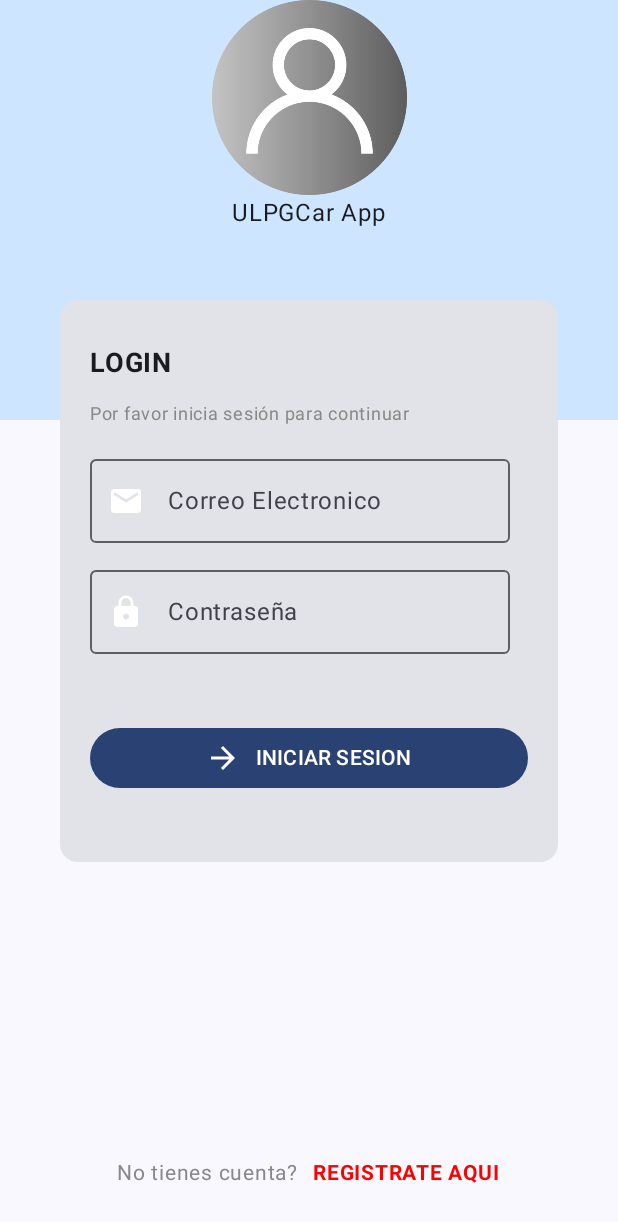
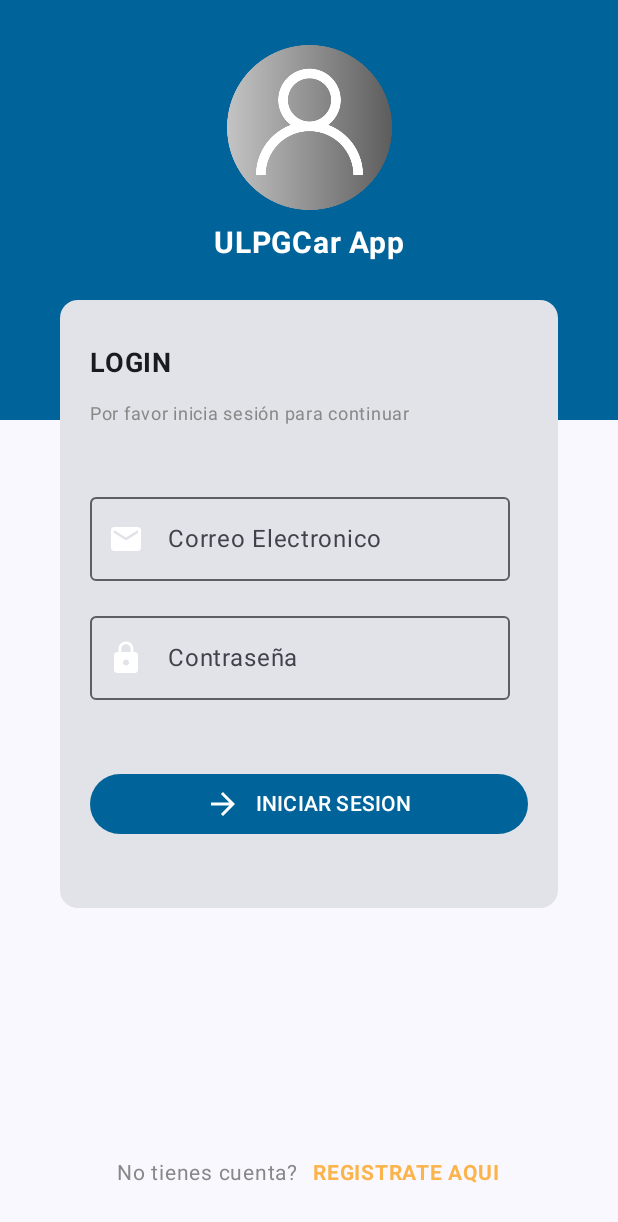
Before and after one commit to Saulo022/ULPGCarApp, an Android app built with Jetpack Compose: the screen it shows after launch (MainActivity), on a phone screen of 412 x 824 dp. Shown: the top 1222 px of the screen. Run offline under Robolectric (Android 15) with nearby library versions, the phone set to English and light mode, and no system bars.

Commit message:
Mejorando el diseño de la pantalla Login, utilizando componentes reutilizables

```diff
--- /dev/null
+++ b/app/src/main/java/com/saulo/ulpgcarapp/components/DefaultButton.kt
@@ -0,0 +1,43 @@
+package com.saulo.ulpgcarapp.components
+
+import androidx.compose.foundation.layout.Spacer
+import androidx.compose.foundation.layout.fillMaxWidth
+import androidx.compose.foundation.layout.padding
+import androidx.compose.foundation.layout.width
+import androidx.compose.material.icons.Icons
+import androidx.compose.material.icons.filled.ArrowForward
+import androidx.compose.material3.Button
+import androidx.compose.material3.ButtonDefaults
+import androidx.compose.material3.Icon
+import androidx.compose.material3.Text
+import androidx.compose.runtime.Composable
+import androidx.compose.ui.Modifier
+import androidx.compose.ui.graphics.Color
+import androidx.compose.ui.graphics.vector.ImageVector
+import androidx.compose.ui.unit.dp
+import com.saulo.ulpgcarapp.ui.theme.Blue400
+
+
+
+@Composable
+fun DefaultButton(
+    text: String,
+    onClick: () -> Unit,
+    color: Color = Blue400,
+    icon: ImageVector = Icons.Default.ArrowForward,
+    mainColor: Color = Color.White
+) {
+
+    Button(
+        modifier = Modifier
+            .fillMaxWidth()
+            .padding(vertical = 45.dp),
+        onClick = { onClick() },
+        colors = ButtonDefaults.buttonColors(containerColor = color)
+    ) {
+        Icon(imageVector = icon, contentDescription = "", tint = mainColor)
+        Spacer(modifier = Modifier.width(10.dp))
+        Text(text = text, color = mainColor)
+    }
+
+}
--- /dev/null
+++ b/app/src/main/java/com/saulo/ulpgcarapp/components/DefaultTextField.kt
@@ -0,0 +1,42 @@
+package com.saulo.ulpgcarapp.components
+
+import androidx.compose.foundation.text.KeyboardOptions
+import androidx.compose.material3.Icon
+import androidx.compose.material3.OutlinedTextField
+import androidx.compose.material3.Text
+import androidx.compose.runtime.Composable
+import androidx.compose.ui.Modifier
+import androidx.compose.ui.graphics.Color
+import androidx.compose.ui.graphics.vector.ImageVector
+import androidx.compose.ui.text.input.KeyboardType
+import androidx.compose.ui.text.input.PasswordVisualTransformation
+import androidx.compose.ui.text.input.VisualTransformation
+
+@Composable
+fun DefaultTextField(
+    modifier: Modifier,
+    value: String,
+    onValueChange: (value: String) -> Unit,
+    label: String,
+    icon: ImageVector,
+    keyboardType: KeyboardType = KeyboardType.Text,
+    hideText: Boolean = false
+) {
+
+    OutlinedTextField(
+        modifier = modifier,
+        value = value,
+        onValueChange = { onValueChange(it) },
+        keyboardOptions = KeyboardOptions(keyboardType = keyboardType),
+        label = { Text(text = label) },
+        leadingIcon = {
+            Icon(
+                imageVector = icon,
+                contentDescription = "",
+                tint = Color.White
+            )
+        },
+        visualTransformation = if (hideText) PasswordVisualTransformation() else VisualTransformation.None
+    )
+
+}
--- a/app/src/main/java/com/saulo/ulpgcarapp/screens/login/components/LoginBottomBar.kt
+++ b/app/src/main/java/com/saulo/ulpgcarapp/screens/login/components/LoginBottomBar.kt
@@ -9,6 +9,7 @@ import androidx.compose.ui.graphics.Color
 import androidx.compose.ui.text.font.FontWeight
 import androidx.compose.ui.unit.dp
 import androidx.compose.ui.unit.sp
+import com.saulo.ulpgcarapp.ui.theme.Orange400
 
 @Composable
 fun LoginBottomBar() {
@@ -21,7 +22,7 @@ fun LoginBottomBar() {
         Spacer(modifier = Modifier.width(10.dp))
         Text(
             text = "REGISTRATE AQUI",
-            color = Color.Red,
+            color = Orange400,
             fontSize = 14.sp,
             fontWeight = FontWeight.Bold
         )
--- a/app/src/main/java/com/saulo/ulpgcarapp/screens/login/components/LoginContent.kt
+++ b/app/src/main/java/com/saulo/ulpgcarapp/screens/login/components/LoginContent.kt
@@ -8,7 +8,7 @@ import androidx.compose.material.icons.filled.ArrowForward
 import androidx.compose.material.icons.filled.Email
 import androidx.compose.material.icons.filled.Lock
 import androidx.compose.material3.*
-import androidx.compose.runtime.Composable
+import androidx.compose.runtime.*
 import androidx.compose.ui.Alignment
 import androidx.compose.ui.Modifier
 import androidx.compose.ui.graphics.Color
@@ -16,10 +16,14 @@ import androidx.compose.ui.graphics.DefaultShadowColor
 import androidx.compose.ui.graphics.colorspace.ColorSpaces
 import androidx.compose.ui.res.painterResource
 import androidx.compose.ui.text.font.FontWeight
+import androidx.compose.ui.text.input.KeyboardType
 import androidx.compose.ui.unit.dp
 import androidx.compose.ui.unit.sp
 import com.saulo.ulpgcarapp.R
+import com.saulo.ulpgcarapp.components.DefaultButton
+import com.saulo.ulpgcarapp.components.DefaultTextField
 import com.saulo.ulpgcarapp.ui.theme.Blue200
+import com.saulo.ulpgcarapp.ui.theme.Blue400
 import com.saulo.ulpgcarapp.ui.theme.Orange200
 
 @Composable
@@ -38,7 +42,7 @@ fun BoxHeader() {
         modifier = Modifier
             .fillMaxWidth()
             .height(280.dp)
-            .background(Blue200)
+            .background(Blue400)
     ) {
 
         Column(
@@ -47,12 +51,21 @@ fun BoxHeader() {
         ) {
 
             Image(
-                modifier = Modifier.height(130.dp),
+                modifier = Modifier
+                    .height(140.dp)
+                    .padding(top = 30.dp),
                 painter = painterResource(id = R.drawable.user),
                 contentDescription = "Control de xbox 360"
             )
 
-            Text(text = "ULPGCar App")
+            Spacer(modifier = Modifier.height(10.dp))
+
+            Text(
+                text = "ULPGCar App",
+                color = Color.White,
+                fontWeight = FontWeight.Bold,
+                fontSize = 20.sp
+            )
 
         }
     }
@@ -61,6 +74,11 @@ fun BoxHeader() {
 @OptIn(ExperimentalMaterial3Api::class)
 @Composable
 fun CardForm() {
+
+    var email by remember { mutableStateOf("") }
+
+    var password by remember { mutableStateOf("") }
+
     Card(
         modifier = Modifier
             .padding(start = 40.dp, end = 40.dp, top = 200.dp)
@@ -84,43 +102,28 @@ fun CardForm() {
 
             Spacer(modifier = Modifier.height(10.dp))
 
-            OutlinedTextField(
-                value = "",
-                onValueChange = { },
-                label = { Text(text = "Correo Electronico") },
-                leadingIcon = {
-                    Icon(
-                        imageVector = Icons.Default.Email,
-                        contentDescription = "Email Icon",
-                        tint = Color.White
-                    )
-                }
+            DefaultTextField(
+                modifier = Modifier.padding(top = 25.dp),
+                value = email,
+                onValueChange = { email = it},
+                label = "Correo Electronico",
+                icon = Icons.Default.Email,
+                keyboardType = KeyboardType.Email
             )
 
             Spacer(modifier = Modifier.height(10.dp))
 
-            OutlinedTextField(
-                value = "",
-                onValueChange = { },
-                label = { Text(text = "Contraseña") },
-                leadingIcon = {
-                    Icon(
-                        imageVector = Icons.Default.Lock,
-                        contentDescription = "Password Icon",
-                        tint = Color.White
-                    )
-                }
+            DefaultTextField(
+                modifier = Modifier.padding(top = 5.dp),
+                value = password,
+                onValueChange = { password = it},
+                label = "Contraseña",
+                icon = Icons.Default.Lock,
+                hideText = true
             )
 
-            Button(
-                modifier = Modifier
-                    .fillMaxWidth()
-                    .padding(vertical = 45.dp),
-                onClick = { }) {
-                Icon(imageVector = Icons.Default.ArrowForward, contentDescription = "")
-                Spacer(modifier = Modifier.width(10.dp))
-                Text(text = "INICIAR SESION")
-            }
+            DefaultButton(text = "INICIAR SESION", onClick = { })
+
         }
     }
 }
```
